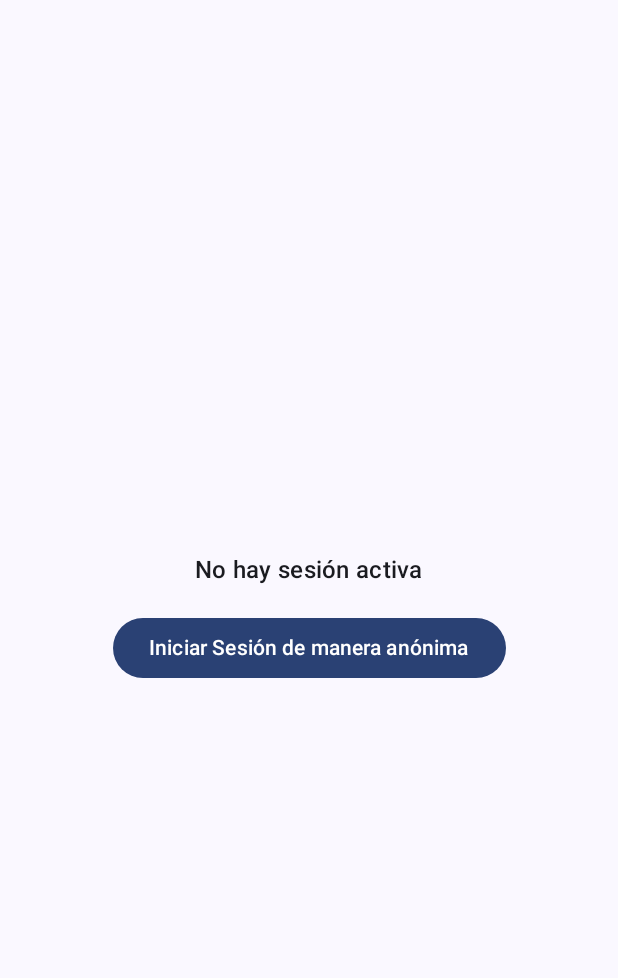
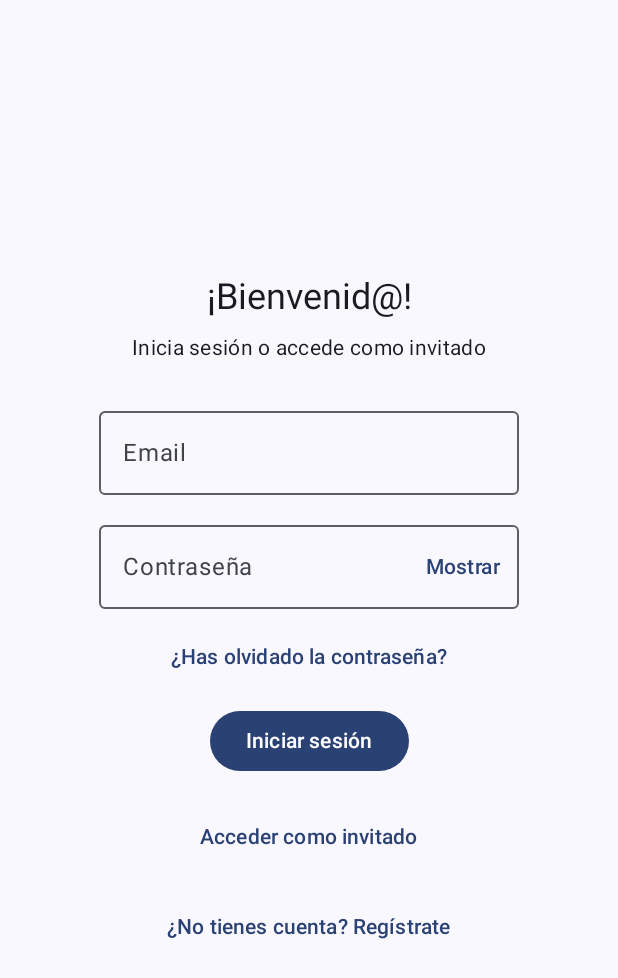
Before and after one commit to sergiomarchado/TheBestDAMKebap, an Android app built with Jetpack Compose: the screen it shows after launch (MainActivity), on a phone screen of 412 x 824 dp. Shown: the top 978 px of the screen. Run offline under Robolectric (Android 15) with nearby library versions, the phone set to English and light mode, and no system bars; our stand-ins replace Dagger/Hilt's generated code, Firebase (no records; nobody signed in at launch, a user with empty details on screens opened directly); 3 statements that could not run were skipped.

Commit message:
LoginScreen con email, password; invitado; restablecer contraseña

```diff
--- a/app/src/main/java/com/sergiom/thebestdamkebap/MainActivity.kt
+++ b/app/src/main/java/com/sergiom/thebestdamkebap/MainActivity.kt
@@ -4,19 +4,18 @@ import android.os.Bundle
 import androidx.activity.ComponentActivity
 import androidx.activity.compose.setContent
 import androidx.activity.enableEdgeToEdge
-import androidx.compose.runtime.Composable
-import androidx.compose.material3.Text
-import androidx.compose.material3.MaterialTheme
-import androidx.compose.material3.Scaffold
 import androidx.compose.foundation.layout.Arrangement
 import androidx.compose.foundation.layout.Column
 import androidx.compose.foundation.layout.fillMaxSize
+import androidx.compose.material3.MaterialTheme
+import androidx.compose.material3.Scaffold
+import androidx.compose.material3.Text
 import androidx.compose.ui.Alignment
 import androidx.compose.ui.Modifier
 import androidx.navigation.compose.NavHost
 import androidx.navigation.compose.composable
 import androidx.navigation.compose.rememberNavController
-import com.sergiom.thebestdamkebap.ui.auth.AuthScreen
+import com.sergiom.thebestdamkebap.ui.auth.LoginScreen
 import com.sergiom.thebestdamkebap.ui.theme.TheBestDAMKebapTheme
 import dagger.hilt.android.AndroidEntryPoint
 
@@ -24,17 +23,16 @@ import dagger.hilt.android.AndroidEntryPoint
  * Activity raíz con Navigation-Compose.
  *
  * Rutas:
- * - "auth" -> AuthScreen (lanza sign-in anónimo y, si hay user, navega a "home").
- * - "home" -> HomePlaceholder (solo por hoy; mañana lo cambiamos por HomeScreen real).
- *
- * Nota: usamos popUpTo(inclusive = true) para que al llegar a 'home' no puedas volver
- * atrás a 'auth' con el botón de back.
+ * - "login"    -> LoginScreen (email/contraseña + invitado).
+ * - "register" -> Placeholder de registro (lo creamos de verdad en la próxima clase).
+ * - "home"     -> Placeholder de home (lo sustituimos por HomeScreen real luego).
  */
 @AndroidEntryPoint
 class MainActivity : ComponentActivity() {
 
     private object Routes {
-        const val AUTH = "auth"
+        const val LOGIN = "login"
+        const val REGISTER = "register"
         const val HOME = "home"
     }
 
@@ -48,23 +46,33 @@ class MainActivity : ComponentActivity() {
 
                 NavHost(
                     navController = navController,
-                    startDestination = Routes.AUTH
+                    startDestination = Routes.LOGIN
                 ) {
-                    composable(Routes.AUTH) {
-                        AuthScreen(
+                    composable(Routes.LOGIN) {
+                        LoginScreen(
                             onAuthenticated = {
                                 navController.navigate(Routes.HOME) {
-                                    // Evita volver a 'auth' con back
-                                    popUpTo(Routes.AUTH) { inclusive = true }
+                                    popUpTo(Routes.LOGIN) { inclusive = true } // no volver a login
                                     launchSingleTop = true
                                 }
+                            },
+                            onGoToRegister = {
+                                navController.navigate(Routes.REGISTER)
                             }
                         )
                     }
 
+                    composable(Routes.REGISTER) {
+                        RegisterPlaceholder(
+                            onBack = { navController.popBackStack() }
+                        )
+                        // Próxima clase: sustituir por RegisterScreen real e invocar
+                        // viewModel.registerWithEmail(...) desde ahí.
+                    }
+
                     composable(Routes.HOME) {
-                        // TODO (próxima clase): sustituir por com.sergiom.thebestdamkebap.ui.home.HomeScreen()
                         HomePlaceholder()
+                        // Próxima clase: sustituir por HomeScreen real.
                     }
                 }
             }
@@ -72,8 +80,8 @@ class MainActivity : ComponentActivity() {
     }
 }
 
-/** Placeholder mínimo para 'home' (sin crear nuevos archivos en esta clase). */
-@Composable
+/** Placeholder mínimo para 'home' (temporal). */
+@androidx.compose.runtime.Composable
 private fun HomePlaceholder() {
     Scaffold { _ ->
         Column(
@@ -81,14 +89,23 @@ private fun HomePlaceholder() {
             verticalArrangement = Arrangement.Center,
             horizontalAlignment = Alignment.CenterHorizontally
         ) {
-            Text(
-                "The Best DAM Kebap",
-                style = MaterialTheme.typography.headlineSmall
-            )
-            Text(
-                "¡Bienvenido/a! 🎉",
-                style = MaterialTheme.typography.bodyMedium
-            )
+            Text("The Best DAM Kebap", style = MaterialTheme.typography.headlineSmall)
+            Text("¡Bienvenido/a! 🎉", style = MaterialTheme.typography.bodyMedium)
         }
     }
 }
+
+/** Placeholder mínimo para 'register' (temporal). */
+@androidx.compose.runtime.Composable
+private fun RegisterPlaceholder(onBack: () -> Unit) {
+    Scaffold { _ ->
+        Column(
+            modifier = Modifier.fillMaxSize(),
+            verticalArrangement = Arrangement.Center,
+            horizontalAlignment = Alignment.CenterHorizontally
+        ) {
+            Text("Registro (pendiente)", style = MaterialTheme.typography.headlineSmall)
+            Text("Aquí irá el formulario de alta.", style = MaterialTheme.typography.bodyMedium)
+        }
+    }
+}
--- /dev/null
+++ b/app/src/main/java/com/sergiom/thebestdamkebap/ui/auth/LoginScreen.kt
@@ -0,0 +1,179 @@
+package com.sergiom.thebestdamkebap.ui.auth
+
+import androidx.compose.foundation.layout.Arrangement
+import androidx.compose.foundation.layout.Column
+import androidx.compose.foundation.layout.Spacer
+import androidx.compose.foundation.layout.fillMaxSize
+import androidx.compose.foundation.layout.height
+import androidx.compose.foundation.layout.padding
+import androidx.compose.foundation.text.KeyboardOptions
+import androidx.compose.material3.Button
+import androidx.compose.material3.CircularProgressIndicator
+import androidx.compose.material3.MaterialTheme
+import androidx.compose.material3.OutlinedTextField
+import androidx.compose.material3.Scaffold
+import androidx.compose.material3.SnackbarHost
+import androidx.compose.material3.SnackbarHostState
+import androidx.compose.material3.Text
+import androidx.compose.material3.TextButton
+import androidx.compose.runtime.Composable
+import androidx.compose.runtime.LaunchedEffect
+import androidx.compose.runtime.getValue
+import androidx.compose.runtime.mutableStateOf
+import androidx.compose.runtime.remember
+import androidx.compose.runtime.saveable.rememberSaveable
+import androidx.compose.ui.Alignment
+import androidx.compose.ui.Modifier
+import androidx.compose.ui.text.input.ImeAction
+import androidx.compose.ui.text.input.KeyboardType
+import androidx.compose.ui.text.input.PasswordVisualTransformation
+import androidx.compose.ui.unit.dp
+import androidx.hilt.navigation.compose.hiltViewModel
+import androidx.lifecycle.compose.collectAsStateWithLifecycle
+import com.sergiom.thebestdamkebap.auth.AuthViewModel
+
+/**
+ * Pantalla de Login (email/contraseña) con:
+ * - Acceso como invitado (anónimo).
+ * - Enlace “¿Olvidaste la contraseña?”.
+ * - Callback [onAuthenticated] para navegar cuando ya haya usuario.
+ * - Callback [onGoToRegister] para ir a la pantalla de registro.
+ *
+ * Decisiones:
+ * - Una sola clase, sin icons ni estilos extra (los colores/estética los afinamos luego en Theme).
+ * - Sin persistencia de “recordar”, eso lo haremos más adelante (DataStore).
+ */
+
+@Composable
+fun LoginScreen(
+    onAuthenticated: () -> Unit = {},
+    onGoToRegister: () -> Unit = {},
+    viewModel: AuthViewModel = hiltViewModel()
+) {
+    // Estados de VM
+    val user by viewModel.user.collectAsStateWithLifecycle()
+    val loading by viewModel.loading.collectAsStateWithLifecycle()
+    val error by viewModel.error.collectAsStateWithLifecycle()
+    val message by viewModel.message.collectAsStateWithLifecycle()
+
+    // Estado local del formulario (se guarda al rotar por rememberSaveable)
+    val (email, setEmail) = rememberSaveable { mutableStateOf("") }
+    val (password, setPassword) = rememberSaveable { mutableStateOf("") }
+    val (passwordVisible, setPasswordVisible) =
+        rememberSaveable { mutableStateOf(false) }
+
+    // Snackbar para mensajes/errores
+    val snackbarHostState = remember { SnackbarHostState() }
+
+    // Si hay usuario, avisamos para navegar (MainActivity hace el navigate)
+    LaunchedEffect(user?.uid) {
+        if(user!= null) onAuthenticated()
+    }
+
+    // Mostrar mensajes desde VM
+    LaunchedEffect(error) {
+        if(error!=null) snackbarHostState.showSnackbar(error!!)
+    }
+
+    LaunchedEffect(message) {
+        if(message!=null) snackbarHostState.showSnackbar(message!!)
+    }
+
+    Scaffold(
+        snackbarHost = { SnackbarHost(hostState = snackbarHostState) }
+    ) { padding ->
+        Column(
+            modifier = Modifier
+                .fillMaxSize()
+                .padding(padding)
+                .padding(horizontal = 24.dp),
+            verticalArrangement = Arrangement.Center,
+            horizontalAlignment = Alignment.CenterHorizontally
+        ) {
+            Text("¡Bienvenid@!", style = MaterialTheme.typography.headlineSmall)
+            Spacer(Modifier.height(8.dp))
+            Text("Inicia sesión o accede como invitado",
+                style = MaterialTheme.typography.bodyMedium)
+
+            Spacer(Modifier.height(24.dp))
+
+            // Email
+            OutlinedTextField(
+                value = email,
+                onValueChange = setEmail,
+                label = { Text("Email") },
+                singleLine = true,
+                keyboardOptions = KeyboardOptions(
+                    keyboardType = KeyboardType.Email,
+                    imeAction = ImeAction.Next
+                )
+            )
+
+            Spacer(Modifier.height(12.dp))
+
+            // Password
+            OutlinedTextField(
+                value = password,
+                onValueChange = setPassword,
+                label = { Text("Contraseña") },
+                singleLine = true,
+                visualTransformation = if (passwordVisible) {
+                    // Mantenerlo simple sin icons por ahora
+                    androidx.compose.ui.text.input.VisualTransformation.None
+                } else {
+                    PasswordVisualTransformation()
+                },
+                trailingIcon = {
+                    TextButton(onClick = { setPasswordVisible(!passwordVisible) }) {
+                        Text(if (passwordVisible) "Ocultar" else "Mostrar")
+                    }
+                },
+                keyboardOptions = KeyboardOptions(
+                    keyboardType = KeyboardType.Password,
+                    imeAction = ImeAction.Done
+                )
+            )
+
+            Spacer(Modifier.height(8.dp))
+
+            // ¿Olvidaste la contraseña?
+            TextButton(
+                onClick = { viewModel.sendPasswordReset(email) },
+                enabled = !loading
+            ) { Text("¿Has olvidado la contraseña?") }
+
+            Spacer(Modifier.height(8.dp))
+
+            // Iniciar sesión
+            Button(
+                onClick = { viewModel.signInWithEmail(email.trim(), password) },
+                enabled = !loading
+            ) {
+                if (loading) {
+                    CircularProgressIndicator(strokeWidth = 2.dp)
+                } else {
+                    Text("Iniciar sesión")
+                }
+            }
+
+            Spacer(Modifier.height(16.dp))
+
+            // Acceder como invitado (anónimo)
+            TextButton(
+                onClick = { viewModel.signInAnonymouslyIfNeeded() },
+                enabled = !loading
+            ) { Text("Acceder como invitado") }
+
+            Spacer(Modifier.height(12.dp))
+
+            // Ir a registro
+            TextButton(
+                onClick = onGoToRegister,
+                enabled = !loading
+            ) { Text("¿No tienes cuenta? Regístrate") }
+        }
+    }
+
+
+
+}
```
Also changed, not shown: app/src/main/java/com/sergiom/thebestdamkebap/auth/AuthViewModel.kt (+167 -38 lines).
